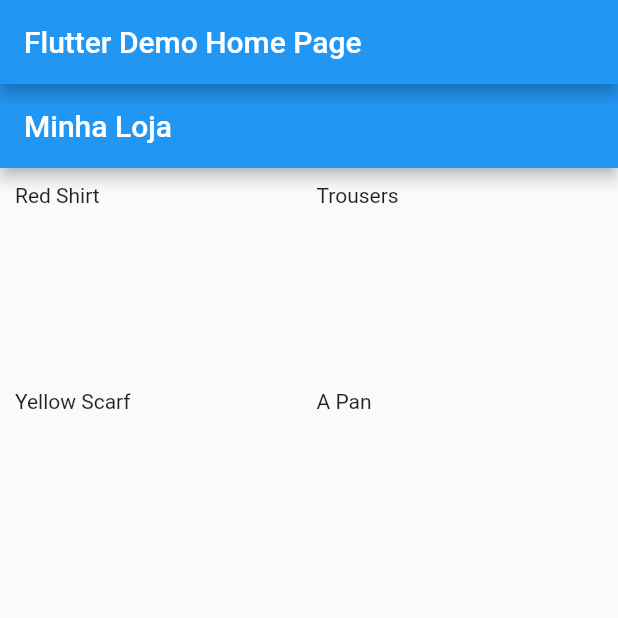
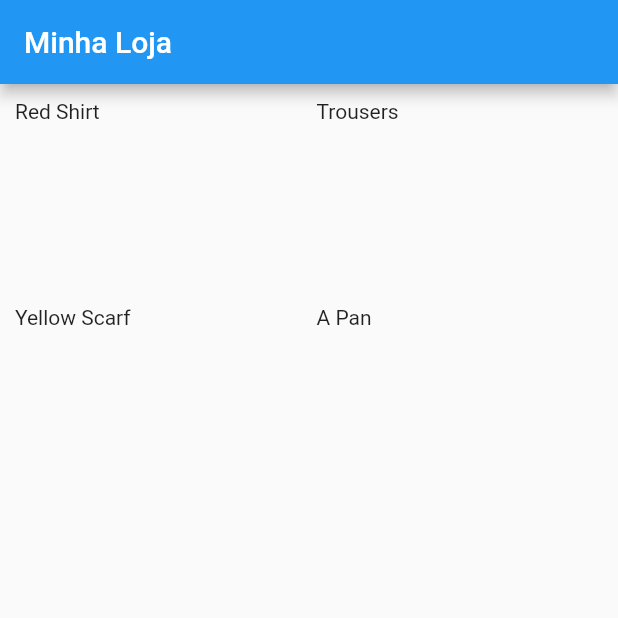
Before and after one commit to RafaelFiorotto/provider_course, a Flutter app: the screen it shows after launch, on a phone screen of 412 x 824 dp, the top half of it. Run offline on Flutter 3.47's test engine with Material 2 defaults, Android fonts, the phone set to English and light mode, and no system bars.

```diff
--- a/lib/main.dart
+++ b/lib/main.dart
@@ -16,15 +16,15 @@ class MyApp extends StatelessWidget {
       theme: ThemeData(
         primarySwatch: Colors.blue,
       ),
-      home: const MyHomePage(title: 'Flutter Demo Home Page'),
+      home: const MyHomePage(),
     );
   }
 }
 
 class MyHomePage extends StatefulWidget {
-  const MyHomePage({Key? key, required this.title}) : super(key: key);
-
-  final String title;
+  const MyHomePage({
+    Key? key,
+  }) : super(key: key);
 
   @override
   State<MyHomePage> createState() => _MyHomePageState();
@@ -34,9 +34,6 @@ class _MyHomePageState extends State<MyHomePage> {
   @override
   Widget build(BuildContext context) {
     return Scaffold(
-      appBar: AppBar(
-        title: Text(widget.title),
-      ),
       body: ProductsOverviewPage(),
     );
   }
--- a/lib/views/products/products_overview_page.dart
+++ b/lib/views/products/products_overview_page.dart
@@ -12,9 +12,8 @@ class ProductsOverviewPage extends StatelessWidget {
       appBar: AppBar(
         title: const Text('Minha Loja'),
       ),
-      body: Padding(
+      body: GridView.builder(
         padding: const EdgeInsets.all(10),
-        child: GridView.builder(
         itemCount: loadedProducts.length,
         itemBuilder: (ctx, i) => Text(loadedProducts[i].title),
         gridDelegate: const SliverGridDelegateWithFixedCrossAxisCount(
@@ -24,7 +23,6 @@ class ProductsOverviewPage extends StatelessWidget {
           mainAxisSpacing: 10,
         ),
       ),
-      ),
     );
   }
 }
```
Also changed, not shown: lib/components/product_item.dart (added, +14 -0 lines). Lines whose indentation alone changed are shown as unchanged.
